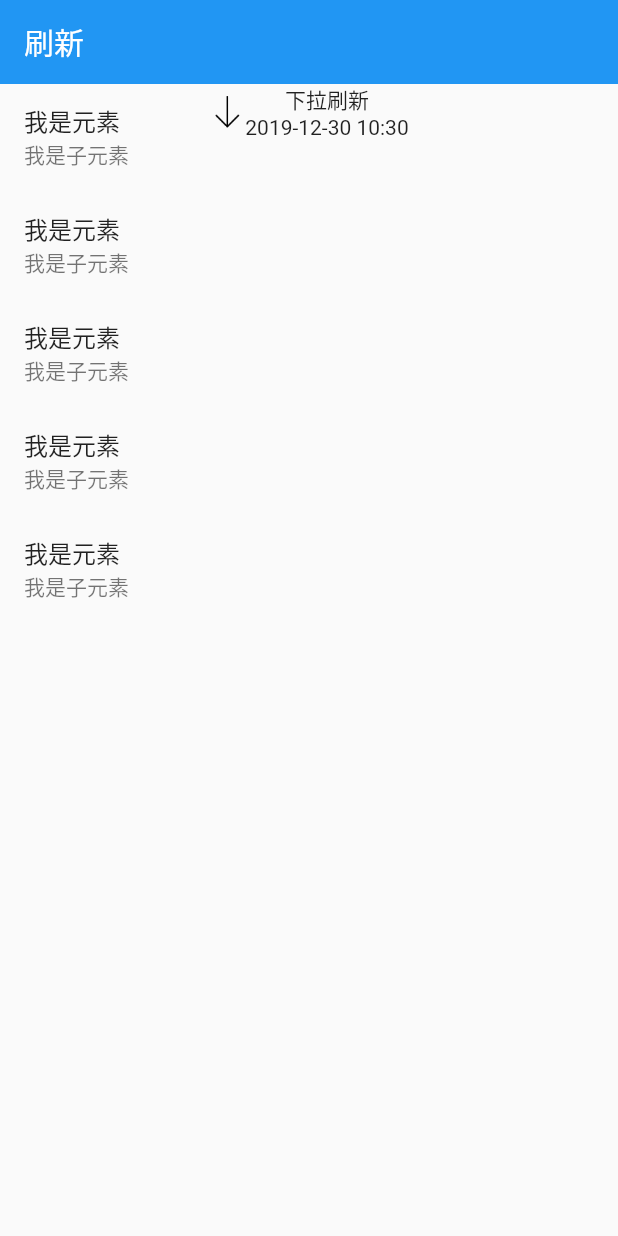
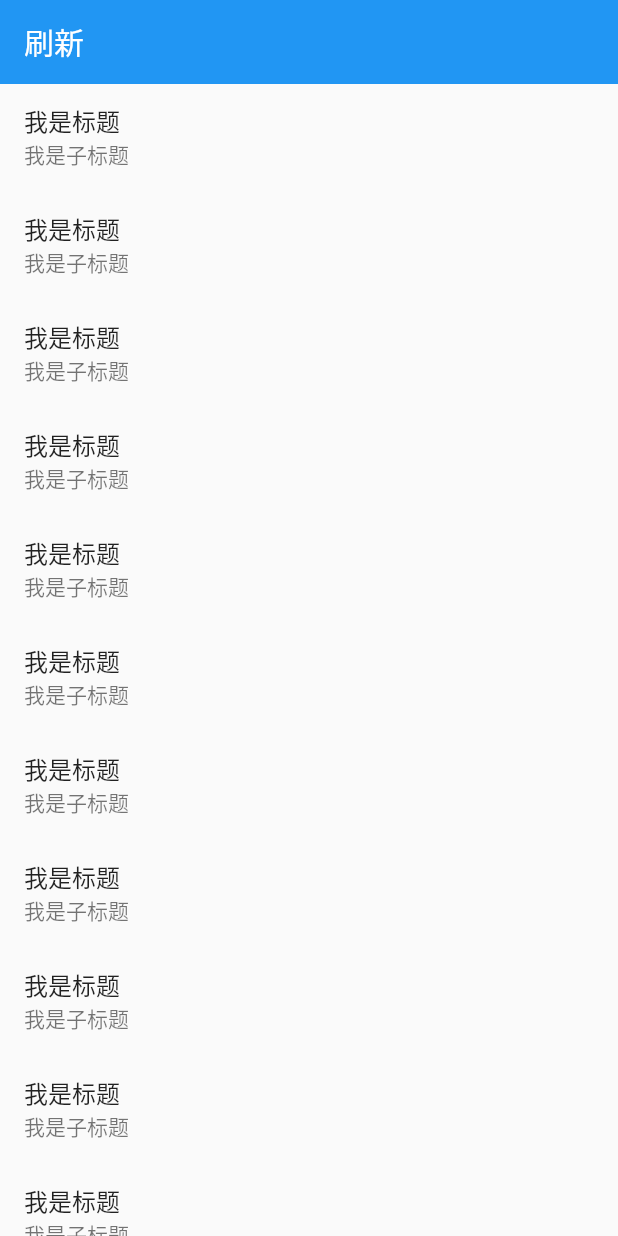
Before and after one commit to dinner/refresh, a Flutter app: the screen it shows after launch, on a phone screen of 412 x 824 dp. Run offline on Flutter 3.47's test engine with Material 2 defaults, Android fonts, the phone set to English and light mode, and no system bars.

```diff
--- a/lib/main.dart
+++ b/lib/main.dart
@@ -38,6 +38,9 @@ class _MyHomePageState extends State<MyHomePage> with SingleTickerProviderStateM
   DateTime promptTime=DateTime.now();//刷新提示展示的时间
   bool _isFirstRefresh = true;
 
+  ScrollPhysics physics;
+  double _headerMinHeight=50;
+
   void _incrementCounter() {
     setState(() {
       _counter+=20;
@@ -58,28 +61,24 @@ class _MyHomePageState extends State<MyHomePage> with SingleTickerProviderStateM
     super.dispose();
   }
 
-  void onPointUp(PointerUpEvent event){
+  void onPointUp(PointerUpEvent event)async{
     var offset = _controller.offset;
     if(offset < _criticalPos){//启动动画
       setState(() {
         refStatus = RefreshStatus.DropOffControll;
+        physics = NeverScrollableScrollPhysics();
       });
 
-      _controller
-      .animateTo(offset+1,duration: Duration(milliseconds: 2000),curve: Curves.linear)
-      .whenComplete((){
-        _controller
-          .animateTo(0,duration: Duration(milliseconds: 100),curve: Curves.linear)
-          .whenComplete((){
-            setState(() {
-              refStatus = RefreshStatus.DropBiggerThanCritical;
-            });
-          });
+      await Future.delayed(Duration(milliseconds: 2000),(){
+        setState(() {
+          refStatus = RefreshStatus.DropBiggerThanCritical;
+          physics = AlwaysScrollableScrollPhysics();
+        });
       });
     }
     else{
       _controller
-          .animateTo(0,duration: Duration(milliseconds: 100),curve: Curves.linear)
+          .animateTo(0,duration: Duration(milliseconds: 1000),curve: Curves.linear)
           .whenComplete((){
             setState(() {
               refStatus = RefreshStatus.DropBiggerThanCritical;
@@ -184,6 +183,62 @@ class _MyHomePageState extends State<MyHomePage> with SingleTickerProviderStateM
 
   final GlobalKey _key = new GlobalKey();
 
+  bool isDrag(){
+    if(_controller.offset < 0){
+      return true;
+    }
+    else{
+      return false;
+    }
+  }
+
+  Widget header(){
+    return Container(
+      padding: EdgeInsets.only(top:0),
+      height: isDrag()==false?0:-_controller.offset<_headerMinHeight?_headerMinHeight:-_controller.offset,
+      width: MediaQuery.of(context).size.width,
+      child: widgetHeader(refStatus),
+    );
+  }
+
+  Widget getWid(){
+    return Listener(
+      key:_key,
+      onPointerDown: onPointDown,
+      onPointerMove: onPointMove,
+      onPointerUp: onPointUp,
+      child:
+      Container(
+        width: MediaQuery.of(context).size.width,
+        height: MediaQuery.of(context).size.height,
+        child:
+    CustomScrollView(
+      controller: _controller,
+      physics: physics,
+      slivers: <Widget>[
+        SliverList(
+          delegate: SliverChildBuilderDelegate(
+            (cont,index){
+              return header();
+            }
+            ,childCount: 1
+          ),
+        ),
+        SliverList(
+          delegate: SliverChildBuilderDelegate(
+            (cont,index){
+              return ListTile(
+                title: Text('我是标题'),
+                subtitle: Text('我是子标题'),
+              );
+            }
+            ,childCount: 50
+          ),
+        )
+      ],
+    )));
+  }
+
   @override
   Widget build(BuildContext context) {
     if(_isFirstRefresh){
@@ -194,30 +249,7 @@ class _MyHomePageState extends State<MyHomePage> with SingleTickerProviderStateM
         title: Text('刷新'),
         elevation: 0.0,
       ),
-      body:Stack(
-        alignment: AlignmentDirectional.center,
-        children:<Widget>[
-          Positioned(
-            top:0,
-          child:
-          widgetHeader(refStatus)),
-      Listener(
-        key: _key,
-        onPointerUp: onPointUp,
-        onPointerMove: onPointMove,
-        onPointerDown: onPointDown,
-        child:
-      ListView.builder(
-        physics: AlwaysScrollableScrollPhysics(),
-        itemBuilder: (cot,index){
-          return ListTile(
-            title: Text('我是元素'),
-            subtitle: Text('我是子元素'),
-          );
-        },
-        itemCount: _counter,
-        controller: _controller,
-      ))])
+    body: getWid(),
     );
   }
 }
```
